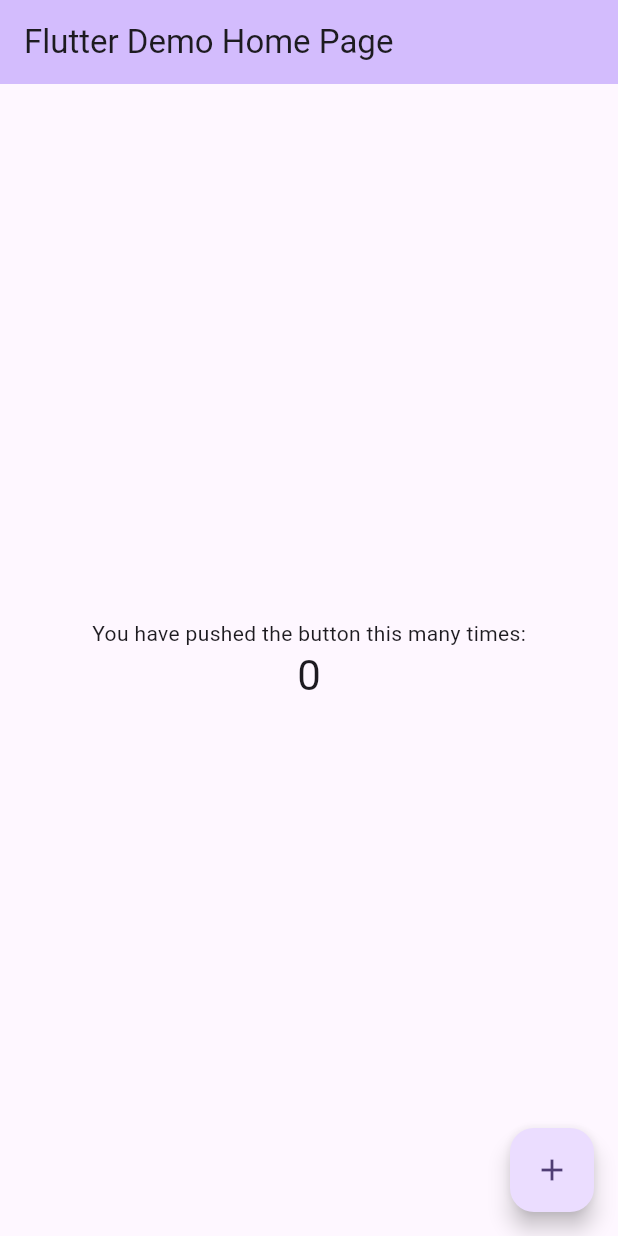
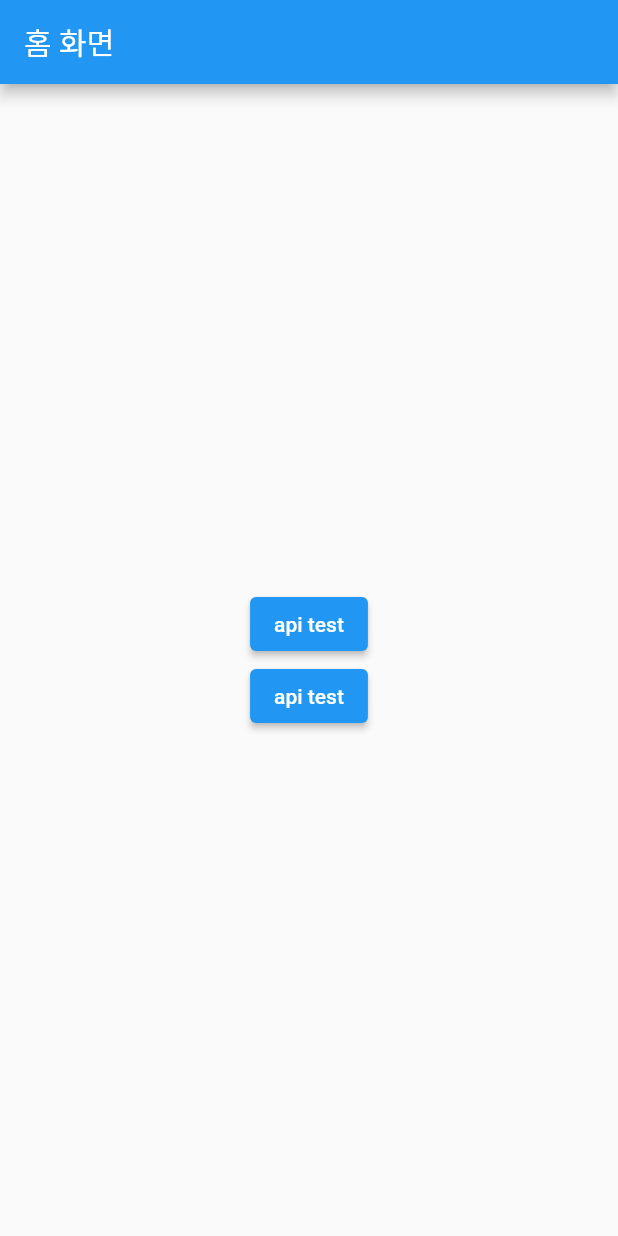
Before and after one commit to SubeenPyun/Stocodi_APP, a Flutter app: the screen it shows after launch, on a phone screen of 412 x 824 dp. Run offline on Flutter 3.47's test engine with Material 2 defaults, Android fonts, the phone set to English and light mode, and no system bars; our stand-ins replace dio.

Commit message:
API_test (signup, nickname)

```diff
--- a/lib/main.dart
+++ b/lib/main.dart
@@ -1,125 +1,53 @@
 import 'package:flutter/material.dart';
+import 'stocodi_api_test.dart';
 
 void main() {
-  runApp(const MyApp());
+  runApp(MyApp());
 }
 
 class MyApp extends StatelessWidget {
-  const MyApp({super.key});
-
-  // This widget is the root of your application.
   @override
   Widget build(BuildContext context) {
     return MaterialApp(
-      title: 'Flutter Demo',
-      theme: ThemeData(
-        // This is the theme of your application.
-        //
-        // TRY THIS: Try running your application with "flutter run". You'll see
-        // the application has a blue toolbar. Then, without quitting the app,
-        // try changing the seedColor in the colorScheme below to Colors.green
-        // and then invoke "hot reload" (save your changes or press the "hot
-        // reload" button in a Flutter-supported IDE, or press "r" if you used
-        // the command line to start the app).
-        //
-        // Notice that the counter didn't reset back to zero; the application
-        // state is not lost during the reload. To reset the state, use hot
-        // restart instead.
-        //
-        // This works for code too, not just values: Most code changes can be
-        // tested with just a hot reload.
-        colorScheme: ColorScheme.fromSeed(seedColor: Colors.deepPurple),
-        useMaterial3: true,
-      ),
-      home: const MyHomePage(title: 'Flutter Demo Home Page'),
+      home: HomeScreen(), // 앱의 첫 화면을 설정
     );
   }
 }
 
-class MyHomePage extends StatefulWidget {
-  const MyHomePage({super.key, required this.title});
-
-  // This widget is the home page of your application. It is stateful, meaning
-  // that it has a State object (defined below) that contains fields that affect
-  // how it looks.
-
-  // This class is the configuration for the state. It holds the values (in this
-  // case the title) provided by the parent (in this case the App widget) and
-  // used by the build method of the State. Fields in a Widget subclass are
-  // always marked "final".
-
-  final String title;
-
-  @override
-  State<MyHomePage> createState() => _MyHomePageState();
-}
-
-class _MyHomePageState extends State<MyHomePage> {
-  int _counter = 0;
-
-  void _incrementCounter() {
-    setState(() {
-      // This call to setState tells the Flutter framework that something has
-      // changed in this State, which causes it to rerun the build method below
-      // so that the display can reflect the updated values. If we changed
-      // _counter without calling setState(), then the build method would not be
-      // called again, and so nothing would appear to happen.
-      _counter++;
-    });
-  }
-
+class HomeScreen extends StatelessWidget {
   @override
   Widget build(BuildContext context) {
-    // This method is rerun every time setState is called, for instance as done
-    // by the _incrementCounter method above.
-    //
-    // The Flutter framework has been optimized to make rerunning build methods
-    // fast, so that you can just rebuild anything that needs updating rather
-    // than having to individually change instances of widgets.
     return Scaffold(
       appBar: AppBar(
-        // TRY THIS: Try changing the color here to a specific color (to
-        // Colors.amber, perhaps?) and trigger a hot reload to see the AppBar
-        // change color while the other colors stay the same.
-        backgroundColor: Theme.of(context).colorScheme.inversePrimary,
-        // Here we take the value from the MyHomePage object that was created by
-        // the App.build method, and use it to set our appbar title.
-        title: Text(widget.title),
+        title: Text('홈 화면'),
       ),
       body: Center(
-        // Center is a layout widget. It takes a single child and positions it
-        // in the middle of the parent.
         child: Column(
-          // Column is also a layout widget. It takes a list of children and
-          // arranges them vertically. By default, it sizes itself to fit its
-          // children horizontally, and tries to be as tall as its parent.
-          //
-          // Column has various properties to control how it sizes itself and
-          // how it positions its children. Here we use mainAxisAlignment to
-          // center the children vertically; the main axis here is the vertical
-          // axis because Columns are vertical (the cross axis would be
-          // horizontal).
-          //
-          // TRY THIS: Invoke "debug painting" (choose the "Toggle Debug Paint"
-          // action in the IDE, or press "p" in the console), to see the
-          // wireframe for each widget.
           mainAxisAlignment: MainAxisAlignment.center,
           children: <Widget>[
-            const Text(
-              'You have pushed the button this many times:',
+            ElevatedButton(
+              onPressed: () {
+                // 첫 번째 버튼을 누르면 두 번째 화면으로 이동
+                Navigator.push(
+                  context,
+                  MaterialPageRoute(builder: (context) => SignUp()),
+                );
+              },
+              child: Text('api test'),
             ),
-            Text(
-              '$_counter',
-              style: Theme.of(context).textTheme.headlineMedium,
+            ElevatedButton(
+              onPressed: () {
+                // 첫 번째 버튼을 누르면 두 번째 화면으로 이동
+                Navigator.push(
+                  context,
+                  MaterialPageRoute(builder: (context) => SignUp()),
+                );
+              },
+              child: Text('api test'),
             ),
           ],
         ),
       ),
-      floatingActionButton: FloatingActionButton(
-        onPressed: _incrementCounter,
-        tooltip: 'Increment',
-        child: const Icon(Icons.add),
-      ), // This trailing comma makes auto-formatting nicer for build methods.
     );
   }
 }
```
Also changed, not shown: lib/retrofit/HttpDTO.dart (added, +31 -0 lines), lib/retrofit/HttpService.dart (added, +67 -0 lines), lib/retrofit/ServiceInterface.dart (added, +44 -0 lines), lib/stocodi_api_test.dart (added, +48 -0 lines), pubspec.yaml (+7 -2 lines), pubspec.lock.
